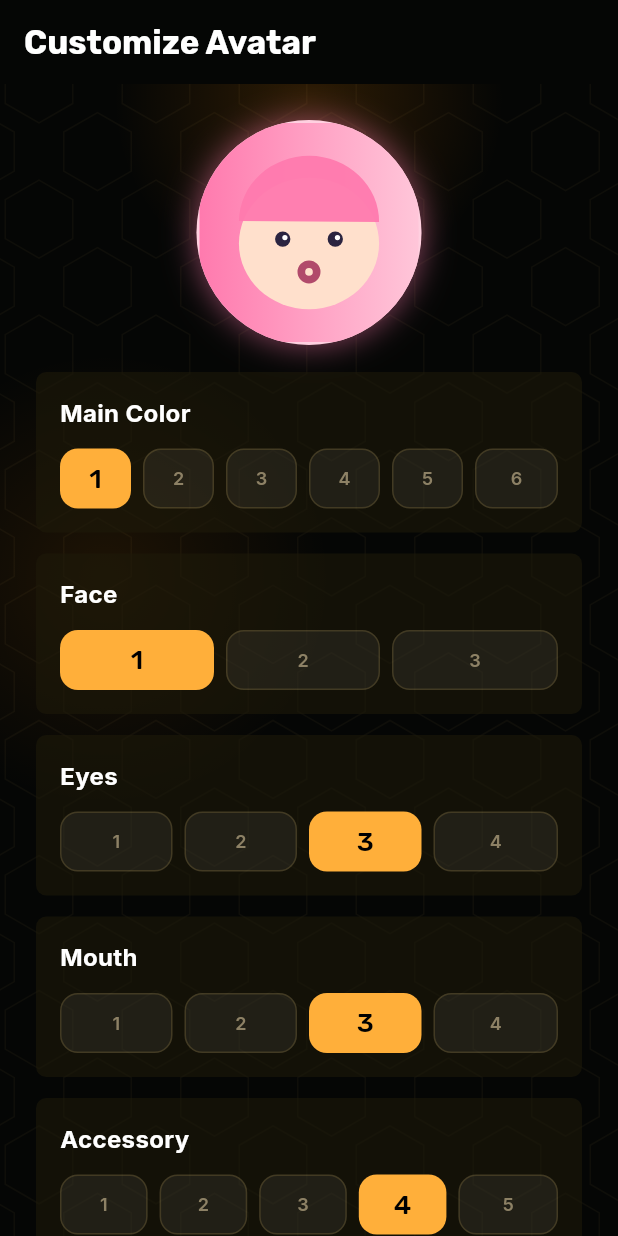
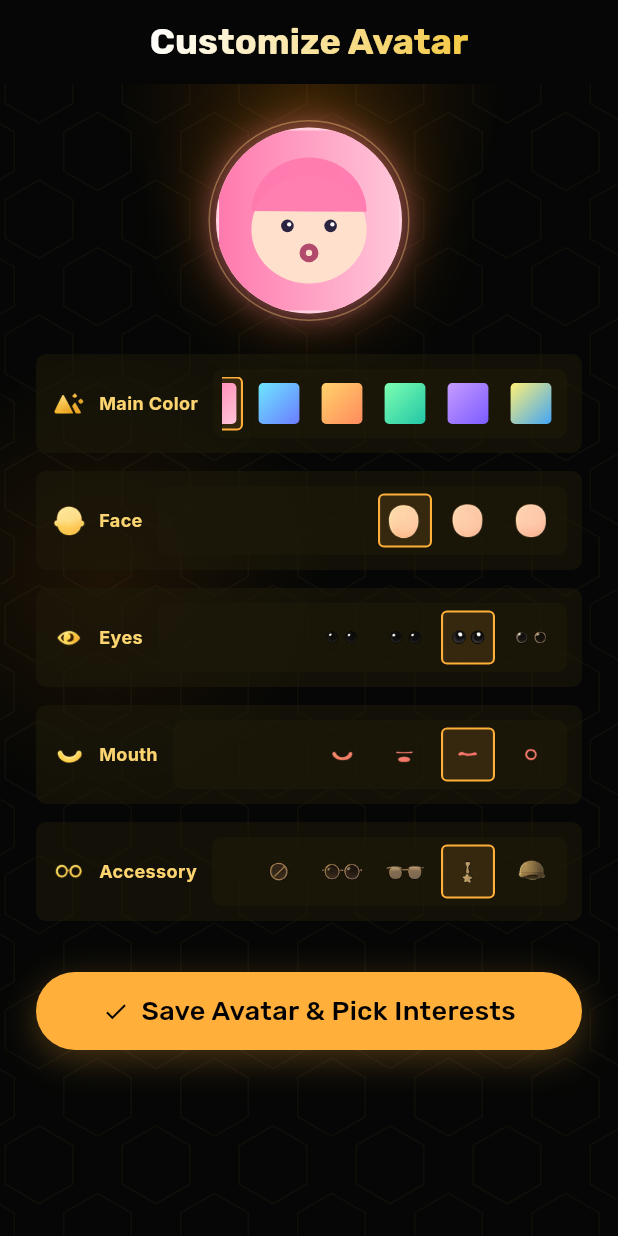
Before and after one commit to GuGuYou/GoogleConnectTheWorld, a Flutter app: the AvatarCustomizePage screen opened by its route, on a phone screen of 412 x 824 dp. Run offline on Flutter 3.47's test engine with Material 3 defaults, Android fonts, the phone set to English and light mode, and no system bars; our stand-ins replace flutter_animate, flutter_riverpod, geolocator, go_router, google_fonts, google_maps_flutter and 2 more; missing offline and left inert: dart:js_interop; accounts and stored records are empty; network calls fail.

Commit message:
Restyle avatar customize page to Figma category rows
Numeric selector pills replaced by thumbnail strips using the
extracted fig_ part images (color row uses the real avatar palettes,
exposed as VirtualAvatarView.palettes). Preview stays the procedural
avatar with a restyled gold ring/glow frame; avatarDraftProvider
contract and navigation unchanged.

Co-Authored-By: Claude Fable 5 <noreply@anthropic.com>

```diff
--- a/lib/features/avatar/avatar_customize_page.dart
+++ b/lib/features/avatar/avatar_customize_page.dart
@@ -8,6 +8,7 @@ import '../../core/theme/app_colors.dart';
 import '../../core/theme/app_text_styles.dart';
 import '../../shared/data/repositories.dart';
 import '../../shared/widgets/glass_card.dart';
+import '../../shared/widgets/gradient_text.dart';
 import '../../shared/widgets/neon_background.dart';
 import '../../shared/widgets/neon_button.dart';
 import 'widgets/virtual_avatar_view.dart';
@@ -16,30 +17,88 @@ class AvatarCustomizePage extends ConsumerWidget {
   final String returnLocation;
   const AvatarCustomizePage({super.key, this.returnLocation = '/tag-select'});
 
+  static String _part(String slug, int n) =>
+      'assets/images/avatars/parts/fig_${slug}_${(n + 2).toString().padLeft(2, '0')}.png';
+
   @override
   Widget build(BuildContext context, WidgetRef ref) {
     final avatar = ref.watch(avatarDraftProvider);
     final notifier = ref.read(avatarDraftProvider.notifier);
     return Scaffold(
-      appBar: AppBar(title: Text(ref.tr('avatar_customize_title'))),
+      appBar: AppBar(
+        centerTitle: true,
+        title: GradientText(
+          ref.tr('avatar_customize_title'),
+          style: AppTextStyles.h2,
+        ),
+      ),
       body: NeonBackground(
         child: SafeArea(
           child: ListView(
             padding: const EdgeInsets.all(24),
             children: [
-              Center(child: VirtualAvatarView(avatar: avatar, size: 150, glow: true)),
-              const SizedBox(height: 18),
-              _Selector(title: ref.tr('avatar_color'), count: 6, value: avatar.colorIndex, onTap: notifier.setColor),
-              _Selector(title: ref.tr('avatar_face'), count: 3, value: avatar.faceIndex, onTap: notifier.setFace),
-              _Selector(title: ref.tr('avatar_eyes'), count: 4, value: avatar.eyeIndex, onTap: notifier.setEyes),
-              _Selector(title: ref.tr('avatar_mouth'), count: 4, value: avatar.mouthIndex, onTap: notifier.setMouth),
-              _Selector(title: ref.tr('avatar_accessory'), count: 5, value: avatar.accessoryIndex, onTap: notifier.setAccessory),
+              Center(
+                child: Container(
+                  padding: const EdgeInsets.all(4),
+                  decoration: BoxDecoration(
+                    shape: BoxShape.circle,
+                    border: Border.all(
+                        color: AppColors.neonYellow.withValues(alpha: 0.4)),
+                    boxShadow: [
+                      BoxShadow(
+                        color: AppColors.glowOrange.withValues(alpha: 0.25),
+                        blurRadius: 36,
+                        spreadRadius: 4,
+                      ),
+                    ],
+                  ),
+                  child:
+                      VirtualAvatarView(avatar: avatar, size: 124, glow: true),
+                ),
+              ),
+              const SizedBox(height: 22),
+              _ColorRow(
+                title: ref.tr('avatar_color'),
+                iconAsset: _part('bg', -1),
+                value: avatar.colorIndex,
+                onTap: notifier.setColor,
+              ),
+              _PartRow(
+                title: ref.tr('avatar_face'),
+                slug: 'face',
+                count: 3,
+                value: avatar.faceIndex,
+                onTap: notifier.setFace,
+              ),
+              _PartRow(
+                title: ref.tr('avatar_eyes'),
+                slug: 'eyes',
+                count: 4,
+                value: avatar.eyeIndex,
+                onTap: notifier.setEyes,
+              ),
+              _PartRow(
+                title: ref.tr('avatar_mouth'),
+                slug: 'mouth',
+                count: 4,
+                value: avatar.mouthIndex,
+                onTap: notifier.setMouth,
+              ),
+              _PartRow(
+                title: ref.tr('avatar_accessory'),
+                slug: 'acc',
+                count: 5,
+                value: avatar.accessoryIndex,
+                onTap: notifier.setAccessory,
+              ),
               const SizedBox(height: 22),
               NeonButton(
                 label: ref.tr('avatar_save_next'),
                 icon: Icons.check,
                 onPressed: () {
-                  ref.read(currentUserProvider.notifier).updateVirtualAvatar(avatar);
+                  ref
+                      .read(currentUserProvider.notifier)
+                      .updateVirtualAvatar(avatar);
                   context.go(returnLocation);
                 },
               ),
@@ -51,48 +110,59 @@ class AvatarCustomizePage extends ConsumerWidget {
   }
 }
 
-class _Selector extends StatelessWidget {
+/// Category row per the Figma comp: leading icon + gold label on the left,
+/// thumbnail strip in an inset panel on the right.
+class _CategoryRow extends StatelessWidget {
   final String title;
-  final int count;
-  final int value;
-  final ValueChanged<int> onTap;
+  final String iconAsset;
+  final List<Widget> options;
 
-  const _Selector({required this.title, required this.count, required this.value, required this.onTap});
+  const _CategoryRow({
+    required this.title,
+    required this.iconAsset,
+    required this.options,
+  });
 
   @override
   Widget build(BuildContext context) {
     return Padding(
-      padding: const EdgeInsets.only(bottom: 14),
+      padding: const EdgeInsets.only(bottom: 12),
       child: GlassCard(
-        child: Column(
-          crossAxisAlignment: CrossAxisAlignment.start,
+        padding: const EdgeInsets.symmetric(horizontal: 10, vertical: 10),
+        child: Row(
           children: [
-            Text(title, style: AppTextStyles.title),
-            const SizedBox(height: 12),
-            Row(
-              children: [
-                for (var i = 0; i < count; i++)
-                  Expanded(
-                    child: Padding(
-                      padding: EdgeInsets.only(right: i == count - 1 ? 0 : 8),
-                      child: GestureDetector(
-                        onTap: () => onTap(i),
-                        child: AnimatedContainer(
-                          duration: const Duration(milliseconds: 160),
-                          height: 40,
-                          decoration: BoxDecoration(
-                            gradient: value == i ? AppColors.pinkPurple : null,
-                            color: value == i ? null : Colors.white.withValues(alpha: 0.06),
-                            borderRadius: BorderRadius.circular(12),
-                            border: Border.all(color: value == i ? Colors.transparent : AppColors.glassBorder),
-                          ),
-                          alignment: Alignment.center,
-                          child: Text('${i + 1}', style: value == i ? AppTextStyles.button : AppTextStyles.caption),
-                        ),
-                      ),
-                    ),
+            Image.asset(iconAsset, width: 24, height: 24),
+            const SizedBox(width: 8),
+            Text(
+              title,
+              style: AppTextStyles.caption.copyWith(
+                color: AppColors.neonYellow,
+                fontWeight: FontWeight.w700,
+              ),
+            ),
+            const SizedBox(width: 10),
+            Expanded(
+              child: Container(
+                padding:
+                    const EdgeInsets.symmetric(horizontal: 6, vertical: 5),
+                decoration: BoxDecoration(
+                  color: AppColors.cardSurface,
+                  borderRadius: BorderRadius.circular(7),
+                ),
+                child: SingleChildScrollView(
+                  scrollDirection: Axis.horizontal,
+                  reverse: true,
+                  child: Row(
+                    mainAxisSize: MainAxisSize.min,
+                    children: [
+                      for (var i = 0; i < options.length; i++) ...[
+                        if (i != 0) const SizedBox(width: 6),
+                        options[i],
+                      ],
+                    ],
                   ),
-              ],
+                ),
+              ),
             ),
           ],
         ),
@@ -100,3 +170,113 @@ class _Selector extends StatelessWidget {
     );
   }
 }
+
+class _OptionBox extends StatelessWidget {
+  final bool selected;
+  final Widget child;
+  final VoidCallback onTap;
+
+  const _OptionBox({
+    required this.selected,
+    required this.child,
+    required this.onTap,
+  });
+
+  @override
+  Widget build(BuildContext context) {
+    return GestureDetector(
+      onTap: onTap,
+      child: AnimatedContainer(
+        duration: const Duration(milliseconds: 160),
+        width: 36,
+        height: 36,
+        padding: const EdgeInsets.all(3),
+        decoration: BoxDecoration(
+          borderRadius: BorderRadius.circular(4),
+          border: Border.all(
+            color: selected ? AppColors.neonGreen : Colors.transparent,
+            width: 1.4,
+          ),
+          color: selected
+              ? AppColors.neonGreen.withValues(alpha: 0.12)
+              : Colors.transparent,
+        ),
+        child: child,
+      ),
+    );
+  }
+}
+
+class _PartRow extends StatelessWidget {
+  final String title;
+  final String slug;
+  final int count;
+  final int value;
+  final ValueChanged<int> onTap;
+
+  const _PartRow({
+    required this.title,
+    required this.slug,
+    required this.count,
+    required this.value,
+    required this.onTap,
+  });
+
+  @override
+  Widget build(BuildContext context) {
+    return _CategoryRow(
+      title: title,
+      iconAsset: AvatarCustomizePage._part(slug, -1),
+      options: [
+        for (var i = 0; i < count; i++)
+          _OptionBox(
+            selected: value == i,
+            onTap: () => onTap(i),
+            child: Image.asset(
+              AvatarCustomizePage._part(slug, i),
+              fit: BoxFit.contain,
+            ),
+          ),
+      ],
+    );
+  }
+}
+
+class _ColorRow extends StatelessWidget {
+  final String title;
+  final String iconAsset;
+  final int value;
+  final ValueChanged<int> onTap;
+
+  const _ColorRow({
+    required this.title,
+    required this.iconAsset,
+    required this.value,
+    required this.onTap,
+  });
+
+  @override
+  Widget build(BuildContext context) {
+    return _CategoryRow(
+      title: title,
+      iconAsset: iconAsset,
+      options: [
+        for (var i = 0; i < VirtualAvatarView.palettes.length; i++)
+          _OptionBox(
+            selected: value == i,
+            onTap: () => onTap(i),
+            child: DecoratedBox(
+              decoration: BoxDecoration(
+                borderRadius: BorderRadius.circular(3),
+                gradient: LinearGradient(
+                  colors: VirtualAvatarView.palettes[i],
+                  begin: Alignment.topLeft,
+                  end: Alignment.bottomRight,
+                ),
+              ),
+            ),
+          ),
+      ],
+    );
+  }
+}
--- a/lib/features/avatar/widgets/virtual_avatar_view.dart
+++ b/lib/features/avatar/widgets/virtual_avatar_view.dart
@@ -19,7 +19,7 @@ class VirtualAvatarView extends StatelessWidget {
     this.online = false,
   });
 
-  static const _palettes = [
+  static const palettes = [
     [Color(0xFFFF7AAE), Color(0xFFFFC6D9)],
     [Color(0xFF6DE7FF), Color(0xFF6B7CFF)],
     [Color(0xFFFFD36B), Color(0xFFFF8A5C)],
@@ -46,7 +46,7 @@ class VirtualAvatarView extends StatelessWidget {
 
   @override
   Widget build(BuildContext context) {
-    final colors = _palettes[avatar.colorIndex % _palettes.length];
+    final colors = palettes[avatar.colorIndex % palettes.length];
     final generatedImage = _resolveGeneratedImage(avatar);
     return Stack(
       clipBehavior: Clip.none,
```
